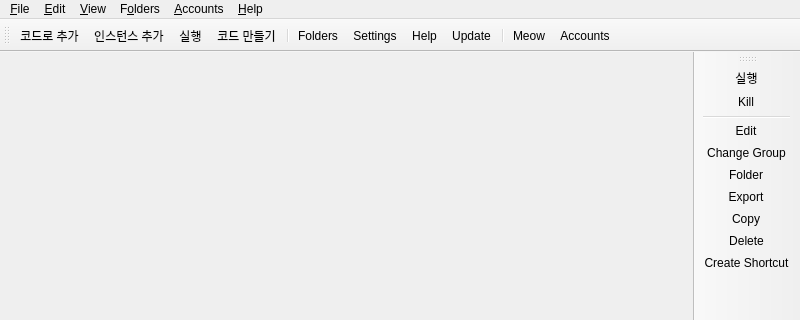
Above: launcher/ui/MainWindow.ui from rma3316/ABAMC before the change; both pictures show x 0 to 800 and y 0 to 320 of the 800 by 600 pixel window. Below: the same form after it.
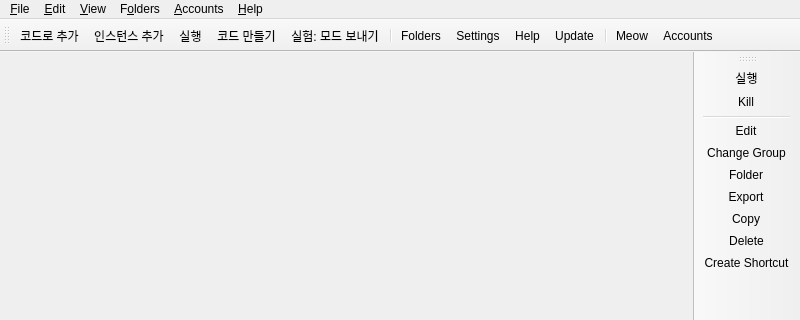
That is the form after the change. Icons and pictures are not drawn. Custom widgets are drawn as their Qt base class.

Commit message:
Add an experimental jar transfer that the receiver must accept.
Only jar files are copied into the chosen instance, and the relay drops them after 15 minutes.

The edit to the form file:
```diff
--- a/launcher/ui/MainWindow.ui
+++ b/launcher/ui/MainWindow.ui
@@ -53,6 +53,7 @@
    <addaction name="actionNewInstance"/>
    <addaction name="actionLaunchInstance"/>
    <addaction name="actionCreatePackCode"/>
+   <addaction name="actionTransferMods"/>
    <addaction name="separator"/>
    <addaction name="actionFoldersButton"/>
    <addaction name="actionSettings"/>
@@ -317,6 +318,14 @@
     <string>모드와 서버 주소가 들어 있는 코드를 만듭니다.</string>
    </property>
   </action>
+  <action name="actionTransferMods">
+   <property name="text">
+    <string>실험: 모드 보내기</string>
+   </property>
+   <property name="toolTip">
+    <string>위험 기능. jar를 코드로 보내고, 받는 사람이 수락해야 들어갑니다.</string>
+   </property>
+  </action>
   <action name="actionCheckUpdate">
    <property name="icon">
     <iconset theme="checkupdate"/>
```
Left out of the diff: 1 changed line with no effect on the pictures. The commit also changes 7 other files.
